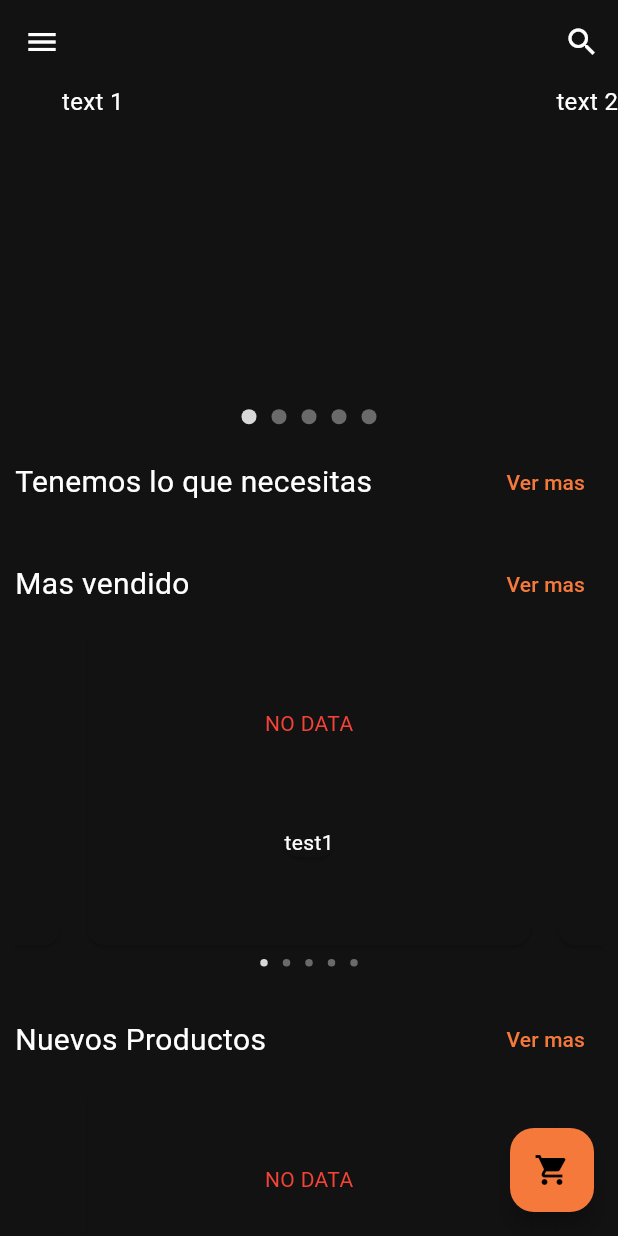
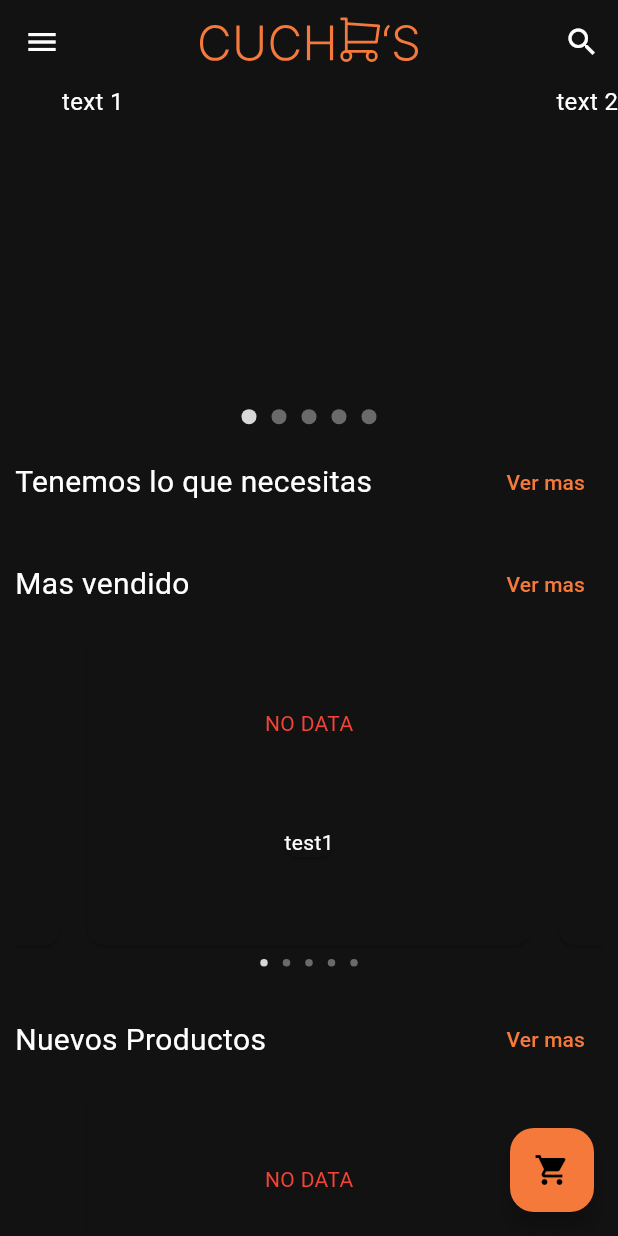
Before and after one commit to Cucho-s-Market/cuchos_market_mobile, a Flutter app: the HomePage screen opened directly, in the side drawer, after a tap on the "shopping cart" icon, on a phone screen of 412 x 824 dp. Run offline on Flutter 3.47's test engine with Material 2 defaults, Android fonts, the light colour scheme and no system bars; drawn by our look-alikes of carousel_slider; our stand-ins replace flutter_svg, transparent_image; missing offline and left inert: dart:ffi; accounts and stored records are empty; network calls fail; Roboto replaces fonts that are missing (OpenSans).

Commit message:
Se realiza la implementacion correspondiente para obtener y seleccionar una sucursal de forma asincronica con todo el sistema permitiendo actualizar la informacion segun la seleccion

```diff
--- a/lib/models/branch.dart
+++ b/lib/models/branch.dart
@@ -1,10 +1,12 @@
 import 'package:cuchos_market_mobile/models/order.dart';
 
 class Branch {
-  final int id;
-  final String name;
-  final String address;
+  int? id;
+  String? name;
+  String? address;
   final List<Order> orders = [];
+
+  Branch.empty();
 
   Branch({
     required this.id,
--- a/lib/models/branches.dart
+++ b/lib/models/branches.dart
@@ -3,12 +3,14 @@ import 'dart:convert';
 import 'package:cuchos_market_mobile/exceptions/branches_exception.dart';
 import 'package:cuchos_market_mobile/models/branch.dart';
 import 'package:cuchos_market_mobile/models/session.dart';
+import 'package:flutter/material.dart';
 
 import 'package:http/http.dart' as http;
 
 class Branches {
   static final Branches _instance = Branches._internal();
-  final Map<int, Branch> branches = {};
+  final ValueNotifier<Map<int, Branch>> branches = ValueNotifier<Map<int, Branch>>({});
+  final ValueNotifier<Branch> selectedBranch = ValueNotifier(Branch.empty());
 
   factory Branches() {
     return _instance;
@@ -17,6 +19,8 @@ class Branches {
   Branches._internal();
 
   Future<void> loadBranches() async {
+    final Map<int, Branch> newBranches = {};
+
     final Uri url = Uri.parse("http://localhost:8080/branches");
     final Map<String, String> headers = {
       'Authorization': 'Bearer ${Session().token}',
@@ -33,12 +37,10 @@ class Branches {
 
         if (body["error"] == true) throw BranchesException(body["message"]);
 
-        if (body["data"].isEmpty()) throw BranchesException("No se obtuvieron sucursales.");
-
-        branches.clear();
+        if (body["data"].isEmpty) throw BranchesException("No se obtuvieron sucursales.");
 
         for (final Map<String, dynamic> branchJson in body["data"]) {
-          branches[branchJson['id']] = Branch.fromJson(branchJson);
+          newBranches[branchJson['id']] = Branch.fromJson(branchJson);
         }
 
         break;
@@ -46,5 +48,8 @@ class Branches {
         throw BranchesException("Forbidden: Error al obtener sucursales.");
       default:
     }
+
+    branches.value = newBranches;
+    selectedBranch.value = branches.value.values.first;
   }
 }
--- a/lib/pages/home_page.dart
+++ b/lib/pages/home_page.dart
@@ -1,3 +1,4 @@
+import 'package:cuchos_market_mobile/models/branches.dart';
 import 'package:cuchos_market_mobile/models/categories.dart';
 import 'package:cuchos_market_mobile/widgets/cart_button.dart';
 import 'package:cuchos_market_mobile/widgets/category_grid.dart';
@@ -23,6 +24,7 @@ class _HomePageState extends State<HomePage> {
 
   void loadData() {
     Categories().loadCategories();
+    Branches().loadBranches();
   }
 
   @override
--- a/lib/widgets/branch_selector.dart
+++ b/lib/widgets/branch_selector.dart
@@ -1,3 +1,4 @@
+import 'package:cuchos_market_mobile/models/branches.dart';
 import 'package:flutter/material.dart';
 
 class BranchSelector extends StatefulWidget {
@@ -8,8 +9,38 @@ class BranchSelector extends StatefulWidget {
 }
 
 class _BranchSelectorState extends State<BranchSelector> {
+  int selectedItem = Branches().selectedBranch.value.id ?? 1;
+
+  void selectBranch(int branchId) {
+    selectedItem = branchId;
+    Branches().selectedBranch.value = Branches().branches.value[selectedItem]!;
+    Navigator.pop(context);
+  }
+
   @override
   Widget build(BuildContext context) {
-    return Container();
+    return ValueListenableBuilder(
+      valueListenable: Branches().branches,
+      builder: (context, branches, child) => Container(
+        margin: const EdgeInsets.all(10),
+        child: DropdownButtonHideUnderline(
+          child: DropdownButton(
+            isExpanded: true,
+            icon: const Icon(Icons.location_on),
+            focusColor: Colors.transparent,
+            value: selectedItem,
+            items: branches.values
+                .map(
+                  (branch) => DropdownMenuItem(
+                    value: branch.id,
+                    child: Text(branch.name!),
+                  ),
+                )
+                .toList(),
+            onChanged: (branch) => selectBranch(branch!),
+          ),
+        ),
+      ),
+    );
   }
 }
--- a/lib/widgets/drawer_session.dart
+++ b/lib/widgets/drawer_session.dart
@@ -2,7 +2,7 @@ import 'package:cuchos_market_mobile/models/session.dart';
 import 'package:flutter/material.dart';
 
 class DrawerSession extends StatefulWidget {
-  DrawerSession({Key? key}) : super(key: key);
+  const DrawerSession({Key? key}) : super(key: key);
 
   @override
   State<DrawerSession> createState() => _DrewerSessionState();
--- /dev/null
+++ b/lib/widgets/logo.dart
@@ -0,0 +1,21 @@
+import 'package:flutter/material.dart';
+import 'package:flutter_svg/flutter_svg.dart';
+
+class Logo extends StatelessWidget {
+  final double height;
+
+  const Logo({Key? key, required this.height}) : super(key: key);
+
+  @override
+  Widget build(BuildContext context) {
+    return Flexible(
+      fit: FlexFit.loose,
+      child: SvgPicture.asset(
+        fit: BoxFit.scaleDown,
+        height: height,
+        'assets/images/logo.svg',
+        semanticsLabel: 'Cucho\'s Market Logo',
+      ),
+    );
+  }
+}
--- a/lib/widgets/side_panel.dart
+++ b/lib/widgets/side_panel.dart
@@ -1,9 +1,8 @@
-import 'package:cuchos_market_mobile/models/categories.dart';
-import 'package:cuchos_market_mobile/models/category.dart';
 import 'package:cuchos_market_mobile/models/session.dart';
 import 'package:cuchos_market_mobile/pages/catalog_page.dart';
 import 'package:cuchos_market_mobile/pages/home_page.dart';
 import 'package:cuchos_market_mobile/pages/login_page.dart';
+import 'package:cuchos_market_mobile/widgets/branch_selector.dart';
 import 'package:cuchos_market_mobile/widgets/categories_tiles.dart';
 import 'package:cuchos_market_mobile/widgets/drawer_session.dart';
 import 'package:flutter/material.dart';
@@ -29,12 +28,19 @@ class _SidePanelState extends State<SidePanel> {
     );
   }
 
+  void showBranchSelector() {
+    showModalBottomSheet(
+      context: context,
+      builder: (context) => const BranchSelector(),
+    );
+  }
+
   @override
   Widget build(BuildContext context) {
     return Drawer(
         child: Column(
       children: [
-        DrawerSession(),
+        const DrawerSession(),
         Expanded(
           child: ListView(
             children: [
@@ -62,6 +68,7 @@ class _SidePanelState extends State<SidePanel> {
             ],
           ),
         ),
+        const BranchSelector(),
         ListTile(
           leading: const Icon(Icons.logout),
           title: const Text('Cerrar Sesión'),
--- a/lib/widgets/tool_bar.dart
+++ b/lib/widgets/tool_bar.dart
@@ -1,5 +1,6 @@
 import 'package:cuchos_market_mobile/pages/search_page.dart';
 import 'package:cuchos_market_mobile/widgets/branch_selector.dart';
+import 'package:cuchos_market_mobile/widgets/logo.dart';
 import 'package:flutter/material.dart';
 
 class ToolBar extends StatefulWidget implements PreferredSizeWidget {
@@ -27,7 +28,8 @@ class _ToolBarState extends State<ToolBar> {
   @override
   Widget build(BuildContext context) {
     return AppBar(
-      title: const BranchSelector(),
+      centerTitle: true,
+      title: const Logo(height: 40),
       actions: [
         IconButton(
           onPressed: search,
```
Also changed, not shown: lib/pages/login_page.dart (+2 -9 lines).
